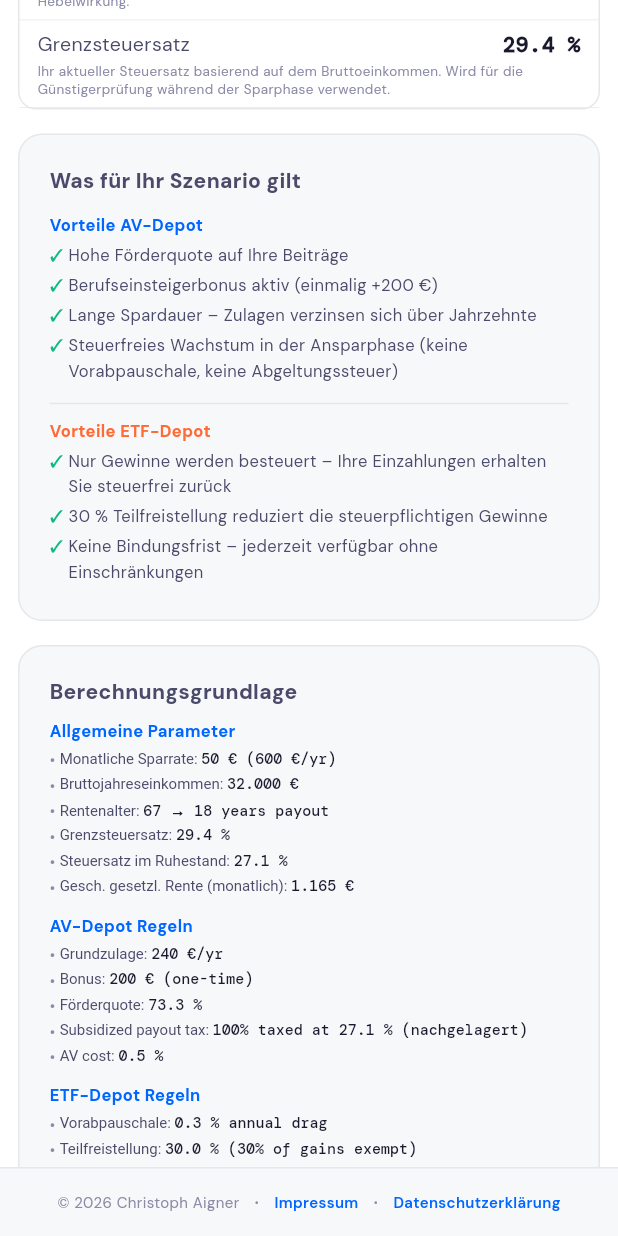
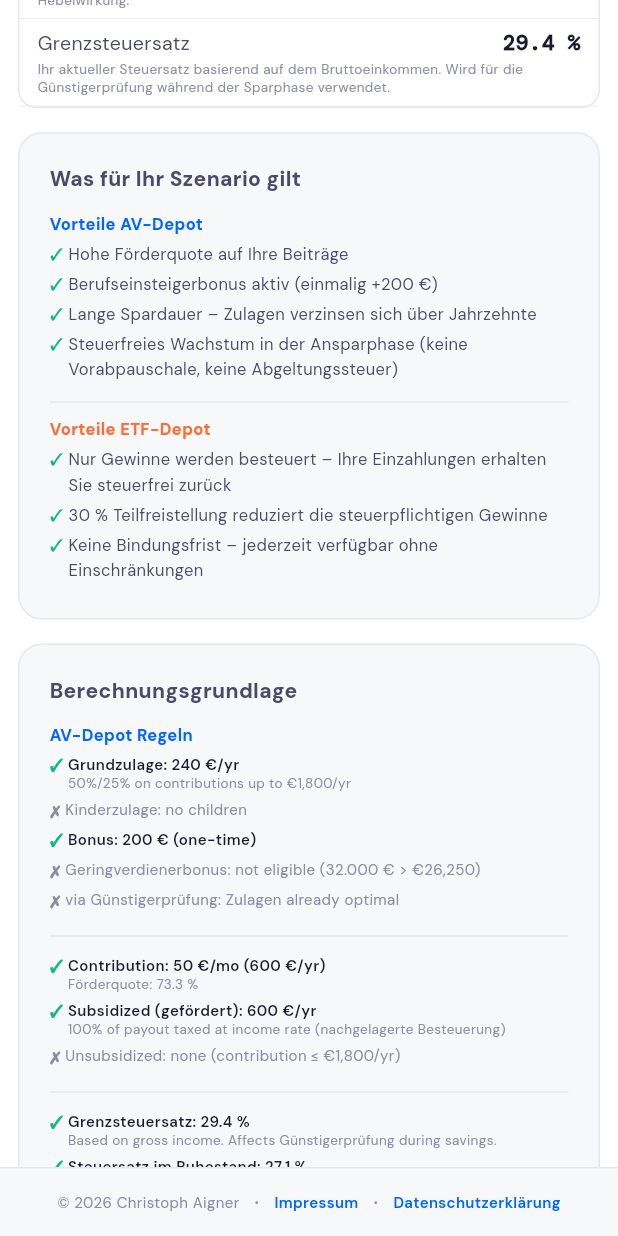
Before and after one commit to chraig/de_altersvorsorge_depot, a Flutter app: the screen it shows after launch, scrolled down 2880 dp, on a phone screen of 412 x 824 dp. Run offline on Flutter 3.47's test engine with Material 3 defaults, Android fonts, the phone set to English and light mode, and no system bars; our stand-ins replace fl_chart, flutter_bloc, go_router, google_fonts.

Commit message:
Add rules checklist, fix spacing, remove dead code, add cap tests
Calculation basis card rewritten as comprehensive rules checklist:
- Every rule shows ✓ (active with value) or ✗ (inactive with reason)
- Subsidies, contribution split, tax rates, income dev, ETF rules, payout
- Income dev note: growth does NOT change subsidies (contribution fixed)

Spacing fixes:
- Switches use AppDimensions.switchScale (0.7) constant
- Dividers use AppSpacing.xxxl constant (not hardcoded 24)

Dead code removed:
- showAdvanced state field and toggleAdvanced() cubit method (tabs replaced)
- advancedSettings and calcBasisGeneral dead string keys

Tests: 12 new contribution cap tests (153 total, all passing)
- Günstigerprüfung cap verified at €1,800
- Contribution cap at €6,840/yr
- Gefördert/ungefördert split and tax treatment
- Halbeinkünfteverfahren for unsubsidized portion

```diff
--- a/lib/config/theme.dart
+++ b/lib/config/theme.dart
@@ -67,6 +67,7 @@ class AppDimensions {
   static const double sliderTrackHeight = 4;
   static const double barHeight = 22;
   static const double progressBarHeight = 6;
+  static const double switchScale = 0.7;
 }
 
 // ═══════════════════════════════════════════════════════════════════
--- a/lib/core/l10n/app_strings.dart
+++ b/lib/core/l10n/app_strings.dart
@@ -21,7 +21,6 @@ abstract class AppStrings {
   String get startingAge;
   String get retirementAge;
   String derivedDuration(int years);
-  String get advancedSettings;
   String get tabPersonal;
   String get tabCostsTax;
   String get tabIncomeScenarios;
@@ -101,7 +100,6 @@ abstract class AppStrings {
   String get calcBasisTitle;
   String get calcBasisAV;
   String get calcBasisETF;
-  String get calcBasisGeneral;
 
   // ─── COMPARISON ───────────────────────────────────────────────────
   String avYieldsMore(String amount);
@@ -309,7 +307,6 @@ class StringsEn extends AppStrings {
   String get startingAge => 'Starting Age';
   String get retirementAge => 'Retirement Age';
   String derivedDuration(int years) => 'Duration: $years years (derived)';
-  String get advancedSettings => 'Advanced Settings';
   String get tabPersonal => 'Personal';
   String get tabCostsTax => 'Costs & Tax';
   String get tabIncomeScenarios => 'Income';
@@ -390,7 +387,6 @@ class StringsEn extends AppStrings {
   String get calcBasisTitle => 'Calculation Basis';
   String get calcBasisAV => 'AV-Depot Rules';
   String get calcBasisETF => 'ETF Rules';
-  String get calcBasisGeneral => 'General Parameters';
 
   String avYieldsMore(String amount) => 'AV-Depot yields $amount more.';
   String etfYieldsMore(String amount) => 'ETF Portfolio yields $amount more.';
@@ -660,7 +656,6 @@ class StringsDe extends AppStrings {
   String get startingAge => 'Alter bei Start';
   String get retirementAge => 'Rentenalter';
   String derivedDuration(int years) => 'Dauer: $years Jahre (abgeleitet)';
-  String get advancedSettings => 'Erweiterte Einstellungen';
   String get tabPersonal => 'Persönlich';
   String get tabCostsTax => 'Kosten & Steuer';
   String get tabIncomeScenarios => 'Einkommen';
@@ -737,7 +732,6 @@ class StringsDe extends AppStrings {
   String get calcBasisTitle => 'Berechnungsgrundlage';
   String get calcBasisAV => 'AV-Depot Regeln';
   String get calcBasisETF => 'ETF-Depot Regeln';
-  String get calcBasisGeneral => 'Allgemeine Parameter';
 
   String avYieldsMore(String amount) => 'AV-Depot bringt $amount mehr.';
   String etfYieldsMore(String amount) => 'ETF-Depot bringt $amount mehr.';
--- a/lib/features/calculator/cubit/calculator_cubit.dart
+++ b/lib/features/calculator/cubit/calculator_cubit.dart
@@ -159,10 +159,6 @@ class CalculatorCubit extends Cubit<CalculatorState> {
     emit(state.copyWith(incomeDev: state.incomeDev.copyWith(childArrivalYears: years)));
   }
 
-  void toggleAdvanced() {
-    emit(state.copyWith(showAdvanced: !state.showAdvanced));
-  }
-
   // ─── SCENARIO MANAGEMENT ─────────────────────────────────────────
 
   void addPersonalScenario(PersonalScenario s) {
--- a/lib/features/calculator/cubit/calculator_state.dart
+++ b/lib/features/calculator/cubit/calculator_state.dart
@@ -11,7 +11,6 @@ class CalculatorState {
   final CostSettings costs;
   final IncomeDevSettings incomeDev;
   final String? selectedPersonalScenarioId;
-  final bool showAdvanced;
   final bool useCustomRendite;
   final double customRendite;
   final double customInflation;
@@ -23,7 +22,6 @@ class CalculatorState {
     required this.costs,
     this.incomeDev = const IncomeDevSettings(),
     this.selectedPersonalScenarioId,
-    this.showAdvanced = false,
     this.useCustomRendite = false,
     this.customRendite = 0.07,
     this.customInflation = 0.02,
@@ -81,7 +79,6 @@ class CalculatorState {
     IncomeDevSettings? incomeDev,
     String? selectedPersonalScenarioId,
     bool clearSelectedPersonal = false,
-    bool? showAdvanced,
     bool? useCustomRendite,
     double? customRendite,
     double? customInflation,
@@ -94,7 +91,6 @@ class CalculatorState {
       costs: costs ?? this.costs,
       incomeDev: incomeDev ?? this.incomeDev,
       selectedPersonalScenarioId: clearSelectedPersonal ? null : (selectedPersonalScenarioId ?? this.selectedPersonalScenarioId),
-      showAdvanced: showAdvanced ?? this.showAdvanced,
       useCustomRendite: useCustomRendite ?? this.useCustomRendite,
       customRendite: customRendite ?? this.customRendite,
       customInflation: customInflation ?? this.customInflation,
--- a/lib/features/calculator/pages/calculator_page.dart
+++ b/lib/features/calculator/pages/calculator_page.dart
@@ -523,22 +523,28 @@ class _CalculatorPageState extends State<CalculatorPage> with TickerProviderStat
     final jbGef = jbCapped < CalcConstants.grundzulageMaxBeitrag ? jbCapped : CalcConstants.grundzulageMaxBeitrag;
     final jbUngef = jbCapped - jbGef;
 
-    Widget rule(String label, String value) => Padding(
-      padding: const EdgeInsets.only(bottom: 3),
+    Widget check(bool active, String label, [String? detail]) => Padding(
+      padding: const EdgeInsets.only(bottom: 4),
       child: Row(
         crossAxisAlignment: CrossAxisAlignment.start,
         children: [
-          Text('• ', style: const TextStyle(fontSize: 10, color: AppColors.muted)),
-          Expanded(child: RichText(text: TextSpan(children: [
-            TextSpan(text: '$label: ', style: const TextStyle(fontSize: 10, color: AppColors.label)),
-            TextSpan(text: value, style: AppTheme.monoSmall.copyWith(fontSize: 10, fontWeight: FontWeight.w600)),
-          ]))),
+          Text(active ? '✓ ' : '✗ ', style: TextStyle(fontSize: 11,
+            color: active ? AppColors.success : AppColors.muted, fontWeight: FontWeight.w700)),
+          Expanded(child: Column(
+            crossAxisAlignment: CrossAxisAlignment.start,
+            children: [
+              Text(label, style: TextStyle(fontSize: 10,
+                color: active ? AppColors.text : AppColors.muted,
+                fontWeight: active ? FontWeight.w600 : FontWeight.w400)),
+              if (detail != null) Text(detail, style: const TextStyle(fontSize: 9, color: AppColors.muted, height: 1.3)),
+            ],
+          )),
         ],
       ),
     );
 
     Widget heading(String text) => Padding(
-      padding: const EdgeInsets.only(top: AppSpacing.md, bottom: AppSpacing.sm),
+      padding: const EdgeInsets.only(top: AppSpacing.lg, bottom: AppSpacing.sm),
       child: Text(text, style: const TextStyle(fontSize: 11, fontWeight: FontWeight.w700, color: AppColors.accent)),
     );
 
@@ -554,48 +560,90 @@ class _CalculatorPageState extends State<CalculatorPage> with TickerProviderStat
         children: [
           Text(s.calcBasisTitle, style: const TextStyle(fontSize: 14, fontWeight: FontWeight.w800)),
 
-          // ── General ──────────────────────────────────────────
-          heading(s.calcBasisGeneral),
-          rule(s.monthlySavings, '${Fmt.eur(p.sparrate)} (${Fmt.eur(jbCapped)}/yr)'),
-          if (jbUngef > 0) rule('Subsidized / Unsubsidized', '${Fmt.eur(jbGef)} / ${Fmt.eur(jbUngef)} per year'),
-          rule(s.grossAnnualSalary, Fmt.eur(p.brutto)),
-          rule(s.retirementAge, '${p.rentenalter} → ${p.auszahlungsDauer} years payout'),
-          rule(s.marginalTaxRate, Fmt.pct(av.grenzsteuersatz)),
-          rule(s.retirementTaxRate, Fmt.pct(av.grenzsteuersatzRente)),
-          rule(s.statePensionMonthly, Fmt.eur(p.gesetzlicheRente)),
-          if (p.sonstigeEinkuenfte > 0) rule(s.otherRetirementIncome, Fmt.eur(p.sonstigeEinkuenfte)),
-          if (costs.kirchensteuer > 0) rule(s.kirchensteuerLabel, '${(costs.kirchensteuer * 100).toStringAsFixed(0)}%'),
-          if (dev.enabled) ...[
-            rule(s.incomeDevToggle, dev.curve == GrowthCurve.linear
-              ? '${s.curveLinear} ${Fmt.pct(dev.growthRate)}/yr'
-              : dev.curve == GrowthCurve.stepwise
-                ? '${s.curveStepwise} +${Fmt.pct(dev.promotionIncrease)} every ${dev.promotionInterval} yr'
-                : '${s.curveLogarithmic} → ${Fmt.eur(dev.salaryCap)}'),
-            if (dev.hasPartTime) rule(s.partTimeToggle,
-              'Year ${dev.partTimeStartYear}–${dev.partTimeStartYear! + dev.partTimeDuration}, ${Fmt.pct(dev.partTimePercent)}'),
-            if (dev.hasChildTiming) rule(s.childTimingLabel,
-              dev.childArrivalYears.map((y) => 'Year $y').join(', ')),
-          ],
+          // ── Subsidies ────────────────────────────────────────
+          heading(s.calcBasisAV),
+          check(true, '${s.baseGrant}: ${Fmt.eur(sub.grundzulage)}/yr',
+            '50%/25% on contributions up to €1,800/yr'),
+          check(sub.kinderzulage > 0,
+            sub.kinderzulage > 0
+              ? '${s.childGrant}: ${Fmt.eur(sub.kinderzulage)}/yr (${p.kinder} children)'
+              : '${s.childGrant}: no children',
+            sub.kinderzulage > 0 ? '€300/child/yr, 1:1 match' : null),
+          check(sub.bonus > 0,
+            sub.bonus > 0
+              ? '${s.entryBonus}: ${Fmt.eur(sub.bonus)} (one-time)'
+              : '${s.entryBonus}: not eligible (age ${p.alterStart}, must be under 25)'),
+          check(sub.geringverdienerbonus > 0,
+            sub.geringverdienerbonus > 0
+              ? '${s.lowIncomeBonus}: ${Fmt.eur(sub.geringverdienerbonus)}/yr'
+              : '${s.lowIncomeBonus}: not eligible (${Fmt.eur(p.brutto)} > €26,250)',
+            sub.geringverdienerbonus > 0 ? 'Gross income ≤ €26,250' : null),
+          check(sub.steuererstattung > 0,
+            sub.steuererstattung > 0
+              ? '${s.viaTaxOptimization}: ${Fmt.eur(sub.steuererstattung)}/yr'
+              : '${s.viaTaxOptimization}: Zulagen already optimal',
+            sub.steuererstattung > 0 ? 'Refund goes to bank account, NOT into depot' : null),
 
-          // ── AV-Depot ─────────────────────────────────────────
-          heading(s.calcBasisAV),
-          rule(s.baseGrant, '${Fmt.eur(sub.grundzulage)}/yr'),
-          if (sub.kinderzulage > 0) rule(s.childGrant, '${Fmt.eur(sub.kinderzulage)}/yr (${p.kinder} children)'),
-          if (sub.bonus > 0) rule(s.entryBonus, '${Fmt.eur(sub.bonus)} (one-time)'),
-          if (sub.geringverdienerbonus > 0) rule(s.lowIncomeBonus, '${Fmt.eur(sub.geringverdienerbonus)}/yr'),
-          rule(s.subsidyRate, Fmt.pct(sub.foerderquote)),
-          if (sub.steuererstattung > 0) rule(s.taxRefundYear, '${Fmt.eur(sub.steuererstattung)}/yr → bank account'),
-          rule('Subsidized payout tax', '100% taxed at ${Fmt.pct(av.grenzsteuersatzRente)} (nachgelagert)'),
-          if (jbUngef > 0) rule('Unsubsidized payout tax', '50% of gains taxed (Halbeinkünfteverfahren)'),
-          rule('AV cost', Fmt.pct(costs.kostenAV)),
+          const Divider(height: AppSpacing.xxxl),
 
-          // ── ETF ──────────────────────────────────────────────
+          // ── Contribution split ───────────────────────────────
+          check(true, 'Contribution: ${Fmt.eur(p.sparrate)}/mo (${Fmt.eur(jbCapped)}/yr)',
+            '${s.subsidyRate}: ${Fmt.pct(sub.foerderquote)}'),
+          check(true, 'Subsidized (gefördert): ${Fmt.eur(jbGef)}/yr',
+            '100% of payout taxed at income rate (nachgelagerte Besteuerung)'),
+          check(jbUngef > 0,
+            jbUngef > 0
+              ? 'Unsubsidized (ungefördert): ${Fmt.eur(jbUngef)}/yr'
+              : 'Unsubsidized: none (contribution ≤ €1,800/yr)',
+            jbUngef > 0 ? '50% of gains taxed at payout (Halbeinkünfteverfahren)' : null),
+
+          const Divider(height: AppSpacing.xxxl),
+
+          // ── Tax rates ────────────────────────────────────────
+          check(true, '${s.marginalTaxRate}: ${Fmt.pct(av.grenzsteuersatz)}',
+            'Based on gross income. Affects Günstigerprüfung during savings.'),
+          check(true, '${s.retirementTaxRate}: ${Fmt.pct(av.grenzsteuersatzRente)}',
+            'Based on combined: AV payout + pension (${Fmt.eur(p.gesetzlicheRente)}/mo) + other income'),
+          check(costs.kirchensteuer > 0,
+            costs.kirchensteuer > 0
+              ? '${s.kirchensteuerLabel}: ${(costs.kirchensteuer * 100).toStringAsFixed(0)}%'
+              : '${s.kirchensteuerLabel}: none'),
+
+          const Divider(height: AppSpacing.xxxl),
+
+          // ── Income development ───────────────────────────────
+          check(dev.enabled,
+            dev.enabled
+              ? '${s.incomeDevToggle}: ${dev.curve == GrowthCurve.linear
+                  ? '${s.curveLinear} ${Fmt.pct(dev.growthRate)}/yr'
+                  : dev.curve == GrowthCurve.stepwise
+                    ? '${s.curveStepwise} +${Fmt.pct(dev.promotionIncrease)} every ${dev.promotionInterval} yr'
+                    : '${s.curveLogarithmic} → ${Fmt.eur(dev.salaryCap)}'}'
+              : '${s.incomeDevToggle}: disabled (static income)',
+            dev.enabled ? 'Affects tax rate, Geringverdienerbonus eligibility, pension EP. Does NOT change subsidies (contribution is fixed).' : null),
+          check(dev.hasPartTime,
+            dev.hasPartTime
+              ? '${s.partTimeToggle}: Year ${dev.partTimeStartYear}–${dev.partTimeStartYear! + dev.partTimeDuration} at ${Fmt.pct(dev.partTimePercent)}'
+              : '${s.partTimeToggle}: not active'),
+          check(dev.hasChildTiming,
+            dev.hasChildTiming
+              ? '${s.childTimingLabel}: ${dev.childArrivalYears.map((y) => 'Year $y').join(', ')}'
+              : '${s.childTimingLabel}: no dynamic children'),
+
+          // ── ETF rules ────────────────────────────────────────
           heading(s.calcBasisETF),
-          rule('Vorabpauschale', '${Fmt.pct(CalcConstants.vorabpauschaleDrag)} annual drag'),
-          rule('Teilfreistellung', '${Fmt.pct(CalcConstants.teilfreistellung)} (30% of gains exempt)'),
-          rule('Abgeltungssteuer', Fmt.pct(costs.abgeltungssteuersatz)),
-          rule('Tax base', 'Only gains taxed — contributions returned tax-free'),
-          rule('ETF cost', Fmt.pct(costs.kostenETF)),
+          check(true, 'Vorabpauschale: ${Fmt.pct(CalcConstants.vorabpauschaleDrag)} annual drag',
+            'Simplified. Actual depends on Basiszins (2.3–3.2% in 2024–2026).'),
+          check(true, 'Teilfreistellung: ${Fmt.pct(CalcConstants.teilfreistellung)}',
+            '30% of gains are tax-exempt for equity funds (≥51% equity).'),
+          check(true, 'Abgeltungssteuer: ${Fmt.pct(costs.abgeltungssteuersatz)}',
+            'Only gains taxed — contributions returned tax-free.'),
+
+          // ── Payout ───────────────────────────────────────────
+          const Divider(height: AppSpacing.xxxl),
+          check(true, 'Payout duration: ${p.auszahlungsDauer} years (age ${p.rentenalter}–85)',
+            'AV-Depot Auszahlplan until age 85 (§89 Abs. 8 EStG-E).'),
+          check(true, 'AV cost: ${Fmt.pct(costs.kostenAV)} p.a. | ETF cost: ${Fmt.pct(costs.kostenETF)} p.a.'),
         ],
       ),
     );
```
Also changed, not shown: lib/features/calculator/widgets/input_panel.dart (+9 -15 lines), 1 other file.
